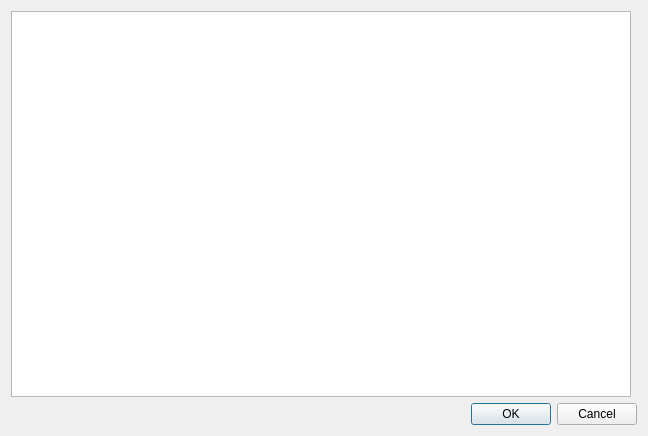
Above: GGEditor_src/ui/dialogs/ggeditcontentmappingdialog.ui from kingnak/GameGenerator before the change. Below: the same form after it.
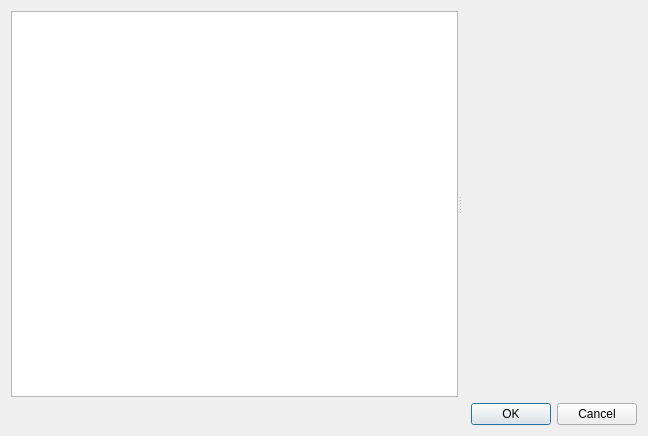
That is the form after the change. Custom widgets are drawn as their Qt base class.

Commit message: Dialog around mapping finished

The edit to the form file:
```diff
--- a/GGEditor_src/ui/dialogs/ggeditcontentmappingdialog.ui
+++ b/GGEditor_src/ui/dialogs/ggeditcontentmappingdialog.ui
@@ -13,16 +13,18 @@
   <property name="windowTitle">
    <string>Dialog</string>
   </property>
-  <layout class="QVBoxLayout" name="verticalLayout">
+  <layout class="QVBoxLayout" name="verticalLayout" stretch="1,0">
    <item>
-    <layout class="QHBoxLayout" name="horizontalLayout" stretch="1,0">
-     <item>
-      <widget class="QGraphicsView" name="graphicsView"/>
-     </item>
-     <item>
-      <widget class="GGConnectionListEditorWidget" name="wgtLinks" native="true"/>
-     </item>
-    </layout>
+    <widget class="QSplitter" name="splitter">
+     <property name="orientation">
+      <enum>Qt::Horizontal</enum>
+     </property>
+     <property name="childrenCollapsible">
+      <bool>false</bool>
+     </property>
+     <widget class="QGraphicsView" name="graphicsView"/>
+     <widget class="GGConnectionListEditorWidget" name="wgtLinks" native="true"/>
+    </widget>
    </item>
    <item>
     <widget class="QDialogButtonBox" name="buttonBox">
```
Left out of the diff: 10 changed lines with no effect on the pictures. The commit also changes 2 other files.
